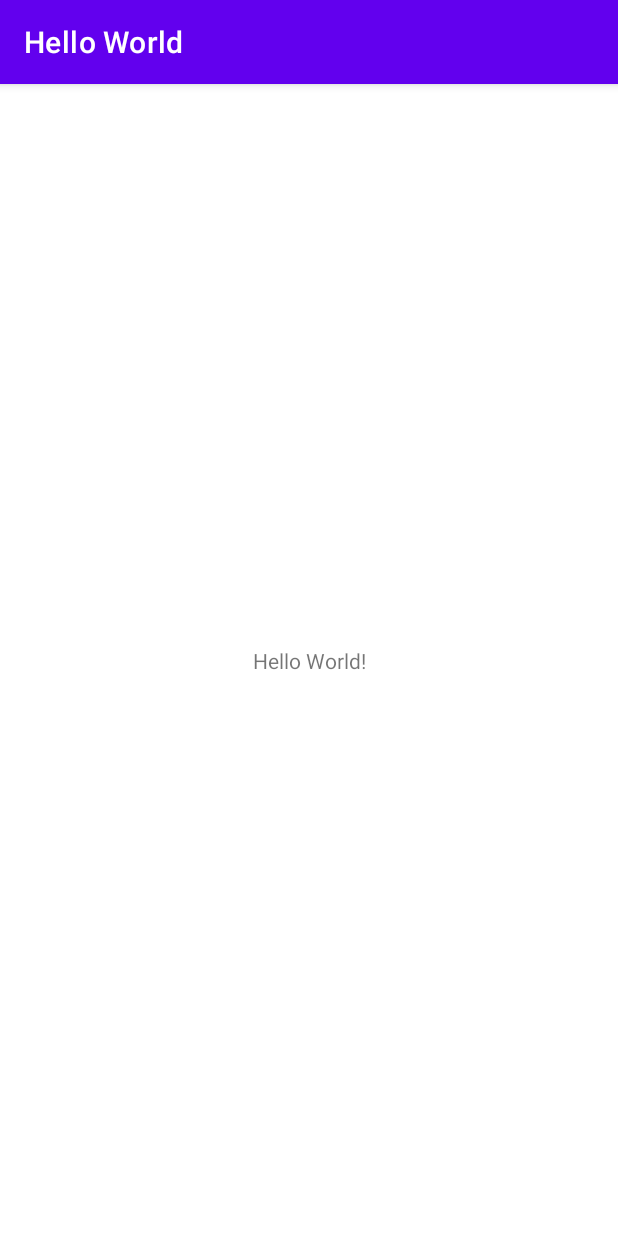
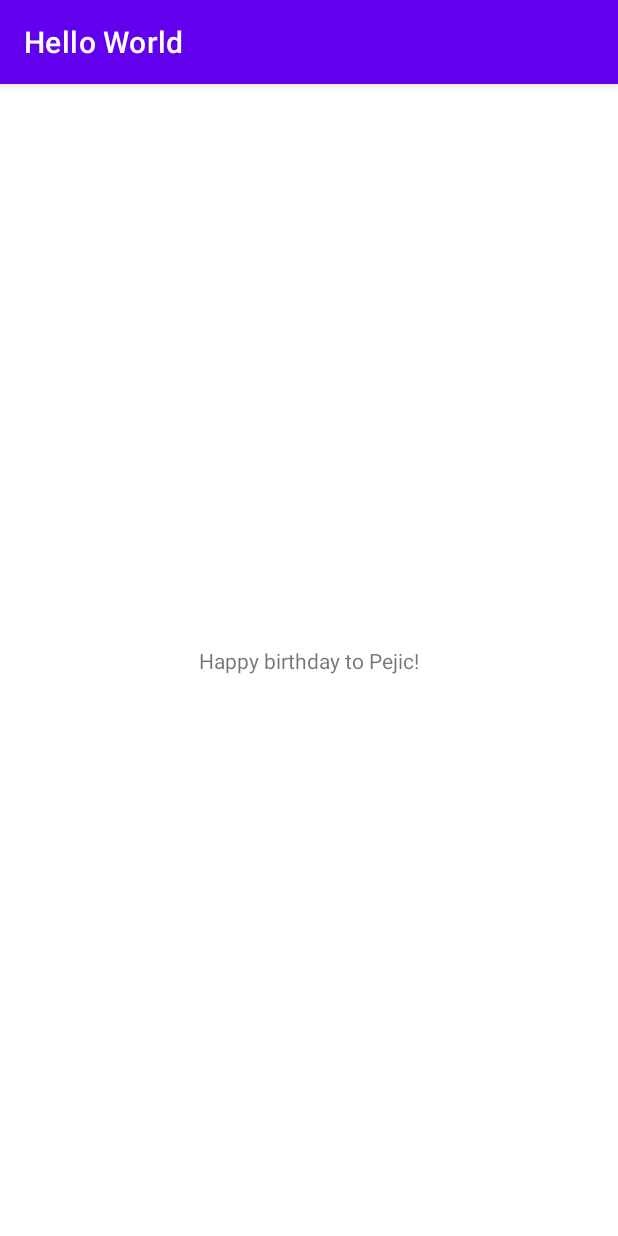
Before and after one commit to zodiacVG/IntelligentMobileDevelopment, an Android app: the screen it shows after launch (MainActivity), on a phone screen of 412 x 824 dp. Run offline under Robolectric (Android 15) with nearby library versions, the phone set to English and light mode, and no system bars.

Commit message:
修改了helloworld 的内容

```diff
--- a/lab2/app/src/main/java/com/example/helloworld/MainActivity.java
+++ b/lab2/app/src/main/java/com/example/helloworld/MainActivity.java
@@ -1,8 +1,9 @@
 package com.example.helloworld;
 
+import android.os.Bundle;
+import android.util.Log;
+
 import androidx.appcompat.app.AppCompatActivity;
-
-import android.os.Bundle;
 
 public class MainActivity extends AppCompatActivity {
 
@@ -10,5 +11,6 @@ public class MainActivity extends AppCompatActivity {
     protected void onCreate(Bundle savedInstanceState) {
         super.onCreate(savedInstanceState);
         setContentView(R.layout.activity_main);
+        Log.d("MainActivity", "HelloWorld");
     }
 }
--- a/lab2/app/src/main/res/layout/activity_main.xml
+++ b/lab2/app/src/main/res/layout/activity_main.xml
@@ -9,7 +9,7 @@
     <TextView
         android:layout_width="wrap_content"
         android:layout_height="wrap_content"
-        android:text="Hello World!"
+        android:text="Happy birthday to Pejic!"
         app:layout_constraintBottom_toBottomOf="parent"
         app:layout_constraintLeft_toLeftOf="parent"
         app:layout_constraintRight_toRightOf="parent"
```
Also changed, not shown: 4 other files.
